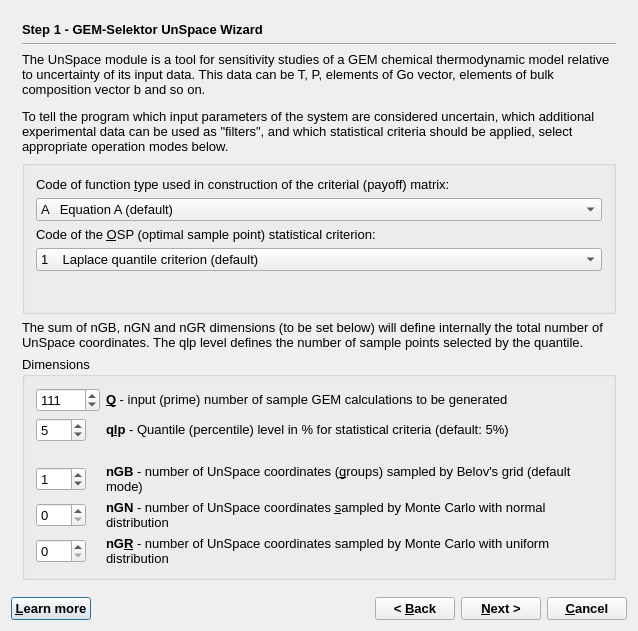
Above: GUI/Dialogs4/UnSpaceWizard4.ui from gemshub/GEMSGUI before the change. Below: the same form after it.
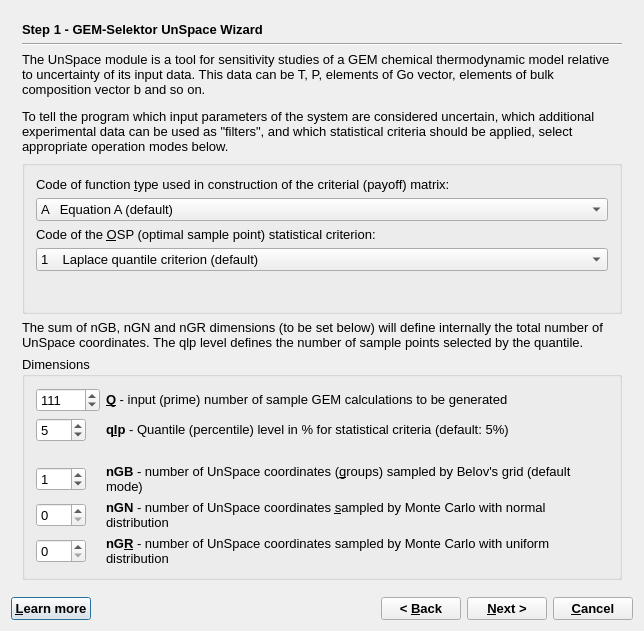
That is the form after the change.

```diff
--- a/GUI/Dialogs4/UnSpaceWizard4.ui
+++ b/GUI/Dialogs4/UnSpaceWizard4.ui
@@ -9,7 +9,7 @@
    <rect>
     <x>0</x>
     <y>0</y>
-    <width>624</width>
+    <width>644</width>
     <height>631</height>
    </rect>
   </property>
```
Left out of the diff: 3 changed lines with no effect on the pictures.
